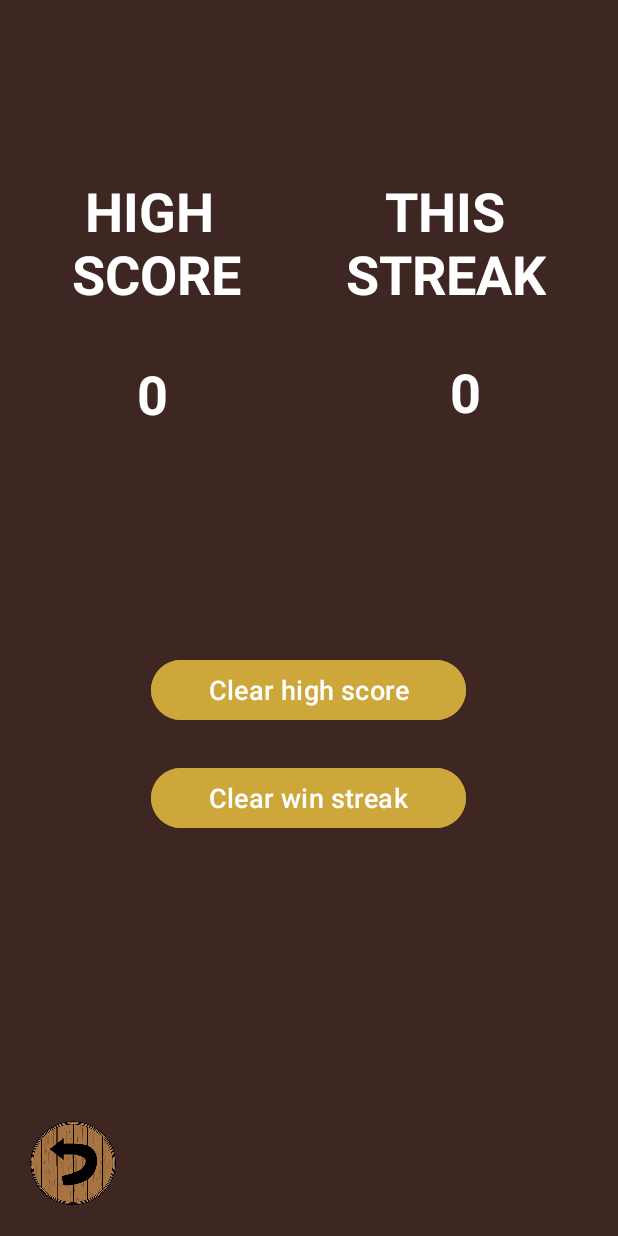
After one commit to AndyGutterman/KYTreeApp, an Android app: the GameSettingsActivity screen opened directly, with no data from a screen before it, on a phone screen of 412 x 824 dp. The commit adds this screen. Run offline under Robolectric (Android 15) with nearby library versions, the phone set to English and light mode, and no system bars.

Commit message:
Added settings button to clear high scores and streaks

```diff
--- a/app/src/main/AndroidManifest.xml
+++ b/app/src/main/AndroidManifest.xml
@@ -35,6 +35,7 @@
             </intent-filter>
         </activity>
         <activity android:name=".GalleryDetailsActivity" />
+        <activity android:name=".GameSettingsActivity" />
     </application>
 
 </manifest>
--- /dev/null
+++ b/app/src/main/java/edu/cse470/kytreegame/GameSettingsActivity.java
@@ -0,0 +1,91 @@
+package edu.cse470.kytreegame;
+
+import android.content.Intent;
+import android.content.SharedPreferences;
+import android.graphics.drawable.ColorDrawable;
+import android.os.Bundle;
+import android.view.Window;
+import android.widget.Button;
+import android.widget.ImageView;
+import android.widget.TextView;
+
+import androidx.appcompat.app.AppCompatActivity;
+import androidx.core.content.ContextCompat;
+
+public class GameSettingsActivity extends AppCompatActivity {
+
+    private TextView highScoreTextView;
+    private TextView highScoreLabelTextView;
+    private TextView streakLabelTextView;
+    private TextView streakTextView;
+
+    private int currentStreak;
+    private int highScore;
+
+    @Override
+    protected void onCreate(Bundle savedInstanceState) {
+        super.onCreate(savedInstanceState);
+        setContentView(R.layout.activity_game_settings);
+        Window window = getWindow();
+        window.setStatusBarColor(ContextCompat.getColor(this, R.color.coffee_statusbar));
+        window.setBackgroundDrawable(new ColorDrawable(ContextCompat.getColor(this, R.color.coffee)));
+
+        highScoreLabelTextView = findViewById(R.id.highScoreLabelTextView);
+        highScoreTextView = findViewById(R.id.highScoreTextView);
+
+        streakLabelTextView = findViewById(R.id.streakLabelTextView);
+        streakTextView = findViewById(R.id.streakTextView);
+
+        ImageView backButtonImageView = findViewById(R.id.backToMainMenuButton);
+
+        backButtonImageView.setOnClickListener(v -> {
+            Intent intent = new Intent(GameSettingsActivity.this, TreeGuessingGame.class);
+            startActivity(intent);
+            finish();
+        });
+
+        Button clearHighScoreButton = findViewById(R.id.clearHighScoreButton);
+        Button clearStreakButton = findViewById(R.id.clearStreakButton);
+
+        clearHighScoreButton.setOnClickListener(v -> resetHighScore());
+        clearStreakButton.setOnClickListener(v -> resetStreak());
+
+        loadStats();
+    }
+
+    private void loadStats(){
+        SharedPreferences sharedPreferences = getSharedPreferences("MyPrefs", MODE_PRIVATE);
+        highScore = sharedPreferences.getInt("highScore", 0);
+        currentStreak = sharedPreferences.getInt("currentStreak", 0);
+        streakTextView.setText(String.valueOf(currentStreak));
+        highScoreTextView.setText(String.valueOf(highScore));
+        highScoreLabelTextView.setText(" HIGH\nSCORE");
+        streakLabelTextView.setText("    THIS\n STREAK");
+    }
+
+    private void resetHighScore(){
+        SharedPreferences sharedPreferences = getSharedPreferences("MyPrefs", MODE_PRIVATE);
+        SharedPreferences.Editor editor = sharedPreferences.edit();
+        currentStreak = sharedPreferences.getInt("currentStreak", 0);
+        highScore = sharedPreferences.getInt("highScore", 0);
+
+        if (currentStreak > 0){
+            editor.putInt("highScore", currentStreak);
+        }
+        else{
+            editor.putInt("highScore", 0);
+        }
+
+        editor.apply();
+        loadStats();
+    }
+
+    private void resetStreak(){
+        SharedPreferences sharedPreferences = getSharedPreferences("MyPrefs", MODE_PRIVATE);
+        SharedPreferences.Editor editor = sharedPreferences.edit();
+        editor.putInt("currentStreak", 0);
+        editor.apply();
+        loadStats();
+    }
+
+}
--- a/app/src/main/java/edu/cse470/kytreegame/TreeGuessingGame.java
+++ b/app/src/main/java/edu/cse470/kytreegame/TreeGuessingGame.java
@@ -81,6 +81,13 @@ public class TreeGuessingGame extends AppCompatActivity {
         ImageView backButtonImageView = findViewById(R.id.backToMainMenuButton);
         backButtonImageView.setOnClickListener(v -> {
             Intent intent = new Intent(TreeGuessingGame.this, MainActivity.class);
+            startActivity(intent);
+            finish();
+        });
+
+        ImageView settingsButtonImageView = findViewById(R.id.settingsButton);
+        settingsButtonImageView.setOnClickListener(v -> {
+            Intent intent = new Intent(TreeGuessingGame.this, GameSettingsActivity.class);
             startActivity(intent);
             finish();
         });
--- /dev/null
+++ b/app/src/main/res/layout/activity_game_settings.xml
@@ -0,0 +1,92 @@
+<?xml version="1.0" encoding="utf-8"?>
+<RelativeLayout
+    xmlns:android="http://schemas.android.com/apk/res/android"
+    android:layout_width="match_parent"
+    android:layout_height="match_parent"
+    android:padding="16dp">
+
+    <TextView
+        android:id="@+id/highScoreLabelTextView"
+        android:layout_width="wrap_content"
+        android:layout_height="wrap_content"
+        android:text=""
+        android:textColor="@color/white"
+        android:textSize="36sp"
+        android:textStyle="bold"
+        android:layout_marginStart="32dp"
+        android:layout_marginTop="100dp"
+        />
+
+    <TextView
+        android:id="@+id/highScoreTextView"
+        android:layout_width="wrap_content"
+        android:layout_height="wrap_content"
+        android:layout_below="@id/highScoreLabelTextView"
+        android:layout_marginStart="75dp"
+        android:layout_marginTop="31dp"
+        android:text=""
+        android:textColor="@color/white"
+        android:textSize="36sp"
+        android:textStyle="bold" />
+
+    <TextView
+        android:id="@+id/streakLabelTextView"
+        android:layout_width="wrap_content"
+        android:layout_height="wrap_content"
+        android:text=""
+        android:textColor="@color/white"
+        android:textSize="36sp"
+        android:textStyle="bold"
+        android:layout_alignParentEnd="true"
+        android:layout_marginTop="100dp"
+        android:layout_marginEnd="32dp"
+        />
+
+
+    <TextView
+        android:id="@+id/streakTextView"
+        android:layout_width="wrap_content"
+        android:layout_height="wrap_content"
+        android:layout_below="@id/streakLabelTextView"
+        android:layout_alignParentEnd="true"
+        android:layout_marginTop="30dp"
+        android:layout_marginEnd="75dp"
+        android:text=""
+        android:textColor="@color/white"
+        android:textSize="36sp"
+        android:textStyle="bold" />
+
+    <Button
+        android:id="@+id/clearHighScoreButton"
+        android:layout_width="210dp"
+        android:layout_height="wrap_content"
+        android:text="@string/clear_my_high_score"
+        android:textSize="18sp"
+        android:layout_marginTop="420dp"
+        android:layout_marginBottom="24dp"
+        android:backgroundTint="@color/goldenrod_gold"
+        android:layout_centerHorizontal="true"/>
+
+    <Button
+        android:id="@+id/clearStreakButton"
+        android:layout_width="210dp"
+        android:layout_height="wrap_content"
+        android:text="@string/clear_my_streak"
+        android:textSize="18sp"
+        android:layout_below="@id/clearHighScoreButton"
+        android:backgroundTint="@color/goldenrod_gold"
+        android:layout_centerHorizontal="true"/>
+
+
+    <ImageView
+        android:id="@+id/backToMainMenuButton"
+        android:layout_width="65dp"
+        android:layout_height="60dp"
+        android:layout_alignParentStart="true"
+        android:layout_alignParentBottom="true"
+        android:layout_marginStart="0dp"
+        android:layout_marginBottom="2dp"
+        android:src="@drawable/backbutton" />
+
+
+</RelativeLayout>
--- a/app/src/main/res/layout/tree_guessing_game.xml
+++ b/app/src/main/res/layout/tree_guessing_game.xml
@@ -59,13 +59,23 @@
 
     <ImageView
         android:id="@+id/backToMainMenuButton"
-        android:layout_width="89dp"
-        android:layout_height="79dp"
+        android:layout_width="65dp"
+        android:layout_height="60dp"
         android:layout_alignParentStart="true"
         android:layout_alignParentBottom="true"
         android:layout_marginStart="0dp"
         android:layout_marginBottom="2dp"
         android:src="@drawable/backbutton" />
+
+    <ImageView
+        android:id="@+id/settingsButton"
+        android:layout_width="65dp"
+        android:layout_height="60dp"
+        android:layout_alignParentEnd="true"
+        android:layout_alignParentBottom="true"
+        android:layout_marginStart="0dp"
+        android:layout_marginBottom="2dp"
+        android:src="@drawable/settingsbutton" />
 
 
     <LinearLayout
--- a/app/src/main/res/values/strings.xml
+++ b/app/src/main/res/values/strings.xml
@@ -2,6 +2,8 @@
     <string name="app_name">KY Trees</string>
     <string name="image_description">Tree Image</string>
     <string name="start_game">Start Game</string>
-    <string name="tree_gallery">Gallery</string>
+    <string name="tree_gallery">Tree Gallery</string>
     <string name="native_tree_game_and_gallery">Kentucky Native Trees</string>
+    <string name="clear_my_streak">Clear win streak</string>
+    <string name="clear_my_high_score">Clear high score</string>
 </resources>
```
Also changed, not shown: app/src/main/res/drawable/settingsbutton.png (added).
